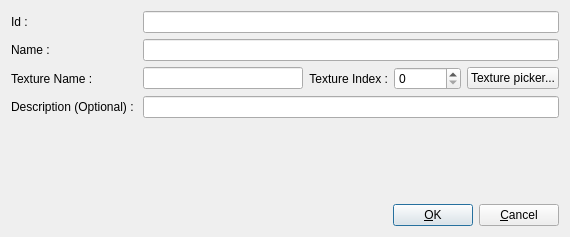
Qt form monsterEditor/src/editMonsterForm.ui (jeremydumais/TheWarrior) before a commit.
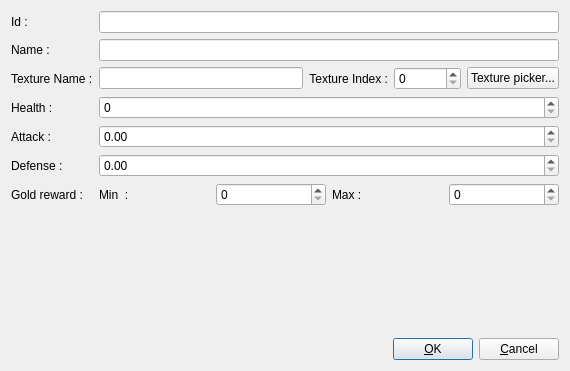
The same form after that commit. Icons and pictures are not drawn.

Commit message: [MonsterEditor] Complete the CRUD operations.

Diff of the .ui file:
```diff
--- a/monsterEditor/src/editMonsterForm.ui
+++ b/monsterEditor/src/editMonsterForm.ui
@@ -7,7 +7,7 @@
     <x>0</x>
     <y>0</y>
     <width>570</width>
-    <height>237</height>
+    <height>371</height>
    </rect>
   </property>
   <property name="windowTitle">
@@ -129,12 +129,75 @@
      <item row="3" column="0">
       <widget class="QLabel" name="label_5">
        <property name="text">
-        <string>Description (Optional) : </string>
+        <string>Health :</string>
        </property>
       </widget>
      </item>
      <item row="3" column="1">
-      <widget class="QLineEdit" name="lineEditOptionalDescription"/>
+      <widget class="QSpinBox" name="spinBoxHealth">
+       <property name="maximum">
+        <number>9999</number>
+       </property>
+      </widget>
+     </item>
+     <item row="4" column="0">
+      <widget class="QLabel" name="label_7">
+       <property name="text">
+        <string>Attack :</string>
+       </property>
+      </widget>
+     </item>
+     <item row="4" column="1">
+      <widget class="QDoubleSpinBox" name="doubleSpinBoxAttack">
+       <property name="maximum">
+        <double>9999.989999999999782</double>
+       </property>
+      </widget>
+     </item>
+     <item row="5" column="0">
+      <widget class="QLabel" name="label_8">
+       <property name="text">
+        <string>Defense :</string>
+       </property>
+      </widget>
+     </item>
+     <item row="5" column="1">
+      <widget class="QDoubleSpinBox" name="doubleSpinBoxDefense">
+       <property name="maximum">
+        <double>9999.989999999999782</double>
+       </property>
+      </widget>
+     </item>
+     <item row="6" column="0">
+      <widget class="QLabel" name="label_9">
+       <property name="text">
+        <string>Gold reward :</string>
+       </property>
+      </widget>
+     </item>
+     <item row="6" column="1">
+      <layout class="QHBoxLayout" name="horizontalLayout_2">
+       <item>
+        <widget class="QLabel" name="label_11">
+         <property name="text">
+          <string>Min  :</string>
+         </property>
+        </widget>
+       </item>
+       <item>
+        <widget class="QSpinBox" name="spinBoxGoldMin"/>
+       </item>
+       <item>
+        <widget class="QLabel" name="label_10">
+         <property name="text">
+          <string>Max :</string>
+         </property>
+        </widget>
+       </item>
+       <item>
+        <widget class="QSpinBox" name="spinBoxGoldMax"/>
+       </item>
+      </layout>
      </item>
     </layout>
    </item>
```
Left out of the diff: 8 changed lines with no effect on the pictures. The commit also changes 10 other files.
